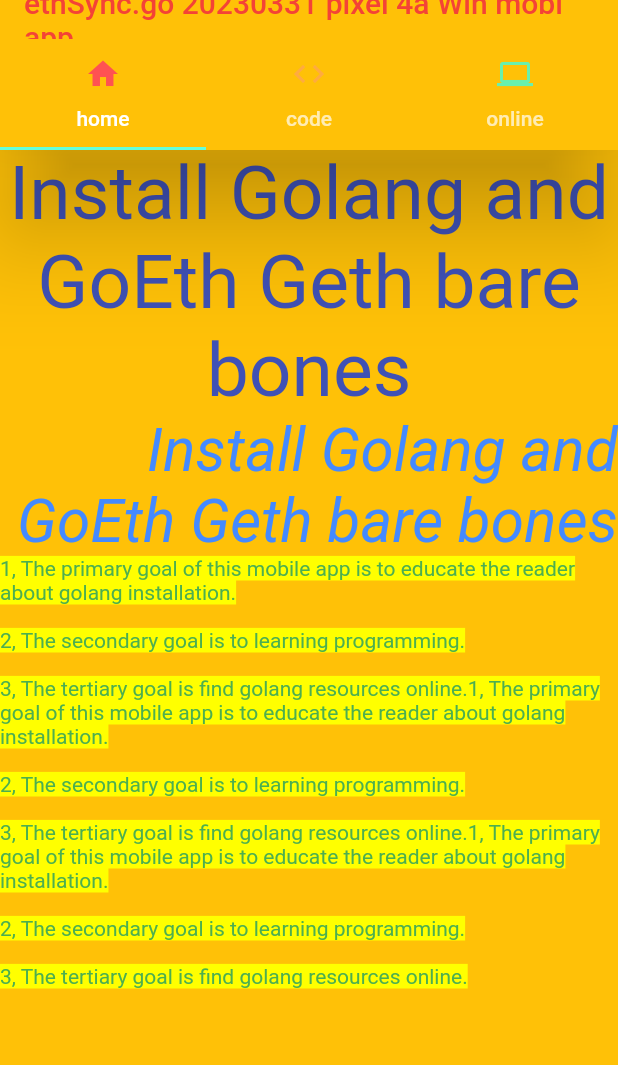
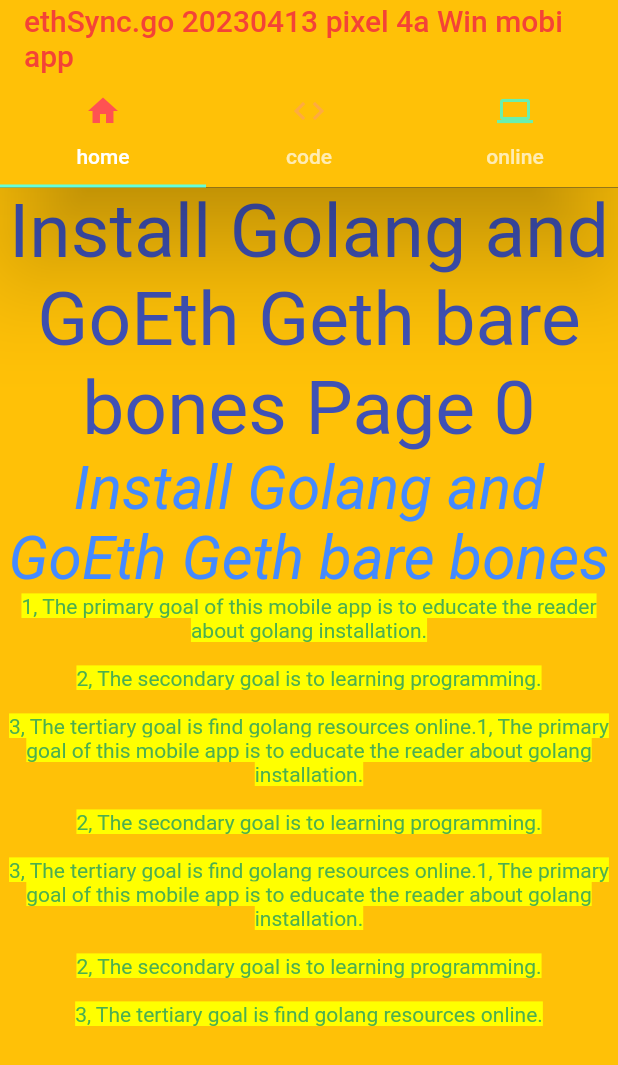
Before and after one commit to lubi888/gosync, a Flutter app: the screen it shows after launch, on a phone screen of 412 x 824 dp. Shown: the top 1065 px of the screen. Run offline on Flutter 3.47's test engine with Material 2 defaults, Android fonts, the phone set to English and light mode, and no system bars.

Commit message:
appbar height change

```diff
--- a/lib/gosync_appbar.dart
+++ b/lib/gosync_appbar.dart
@@ -5,7 +5,7 @@
 // //   // Here we take the value from the GoSyncHome object that was created by
 // //   // the App.build method, and use it to set our appbar title.
 // //   title: Text(widget.title)
-const double kToolbarHeight = 100.0;
+const double kToolbarHeight = 125.0;
 
 class GoSyncAppBar extends StatelessWidget implements PreferredSizeWidget {
   const GoSyncAppBar({super.key});
--- a/lib/gosync_scrollbar0.dart
+++ b/lib/gosync_scrollbar0.dart
@@ -15,7 +15,7 @@
         children: <Widget>[
           Container(
             child: const Text(
-              'Install Golang and GoEth Geth bare bones',
+              'Install Golang and GoEth Geth bare bones Page 0',
               textAlign: TextAlign.center,
               style: TextStyle(
                   backgroundColor: Colors.amber,
@@ -26,7 +26,7 @@
           Container(
             child: const Text(
               'Install Golang and GoEth Geth bare bones',
-              textAlign: TextAlign.end,
+              textAlign: TextAlign.center,
               style: TextStyle(
                   color: Colors.blueAccent,
                   fontSize: 40.0,
@@ -35,6 +35,7 @@
           ),
           Container(
             child: const Text(
+              textAlign: TextAlign.center,
               ethSyncPrimaryGoals,
               style: TextStyle(
                   color: Colors.green, backgroundColor: Colors.yellowAccent),
--- a/lib/gosync_text.dart
+++ b/lib/gosync_text.dart
@@ -1,4 +1,4 @@
-const String goSyncTitle = "ethSync.go 20230331 pixel 4a Win mobi app";
+const String goSyncTitle = "ethSync.go 20230413 pixel 4a Win mobi app";
 const String home = "home";
 const String code = "code";
 const String online = "online";
--- a/pubspec.yaml
+++ b/pubspec.yaml
@@ -30,8 +30,8 @@
 dependencies:
   flutter:
     sdk: flutter
-  flutter_localizations: # Add this line
-    sdk: flutter         # Add this line
+  # flutter_localizations: # Add this line
+    # sdk: flutter         # Add this line
 
   # The following adds the Cupertino Icons font to your application.
   # Use with the CupertinoIcons class for iOS style icons.
```
Also changed, not shown: pubspec.lock.
